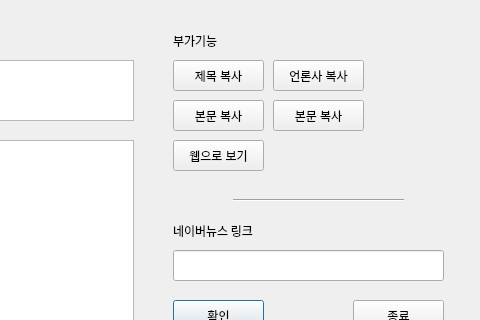
The window that ui/HGA.ui (memoday/hangangUtil) describes before a commit, drawn with Qt 5; both pictures show x 267 to 747 and y 0 to 320 of the 747 by 478 pixel window.
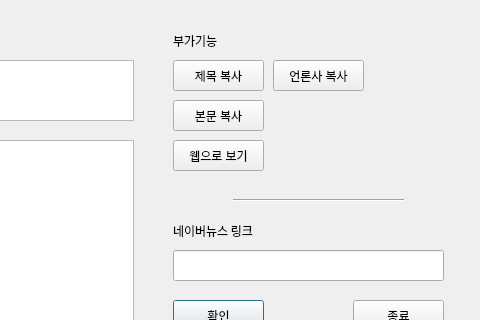
The same window after the commit.

Patch:
```diff
--- a/ui/HGA.ui
+++ b/ui/HGA.ui
@@ -296,22 +296,6 @@
     <string>웹으로 보기</string>
    </property>
   </widget>
-  <widget class="QPushButton" name="btn_copyOutput_3">
-   <property name="geometry">
-    <rect>
-     <x>540</x>
-     <y>100</y>
-     <width>91</width>
-     <height>31</height>
-    </rect>
-   </property>
-   <property name="autoFillBackground">
-    <bool>false</bool>
-   </property>
-   <property name="text">
-    <string>본문 복사</string>
-   </property>
-  </widget>
  </widget>
  <resources/>
  <connections/>
```
